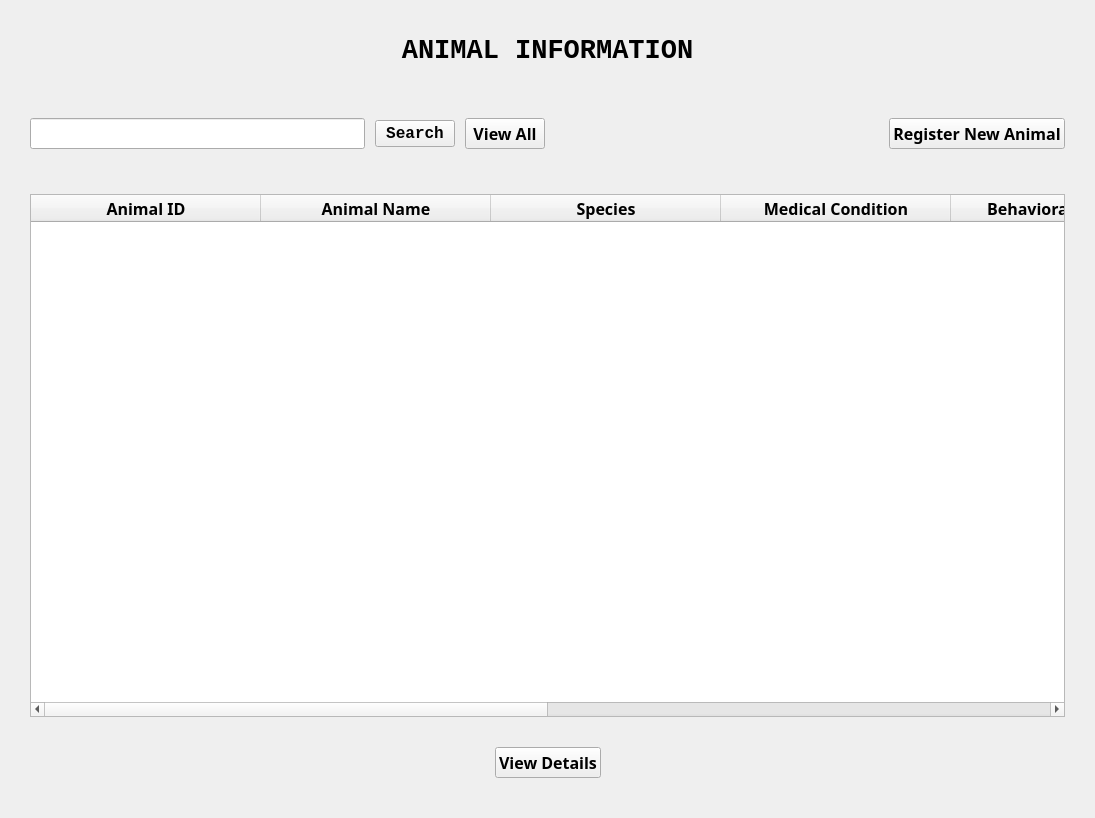
ASNaeem/Simple-VCMS, file AnimalUI.ui: the form before one commit.
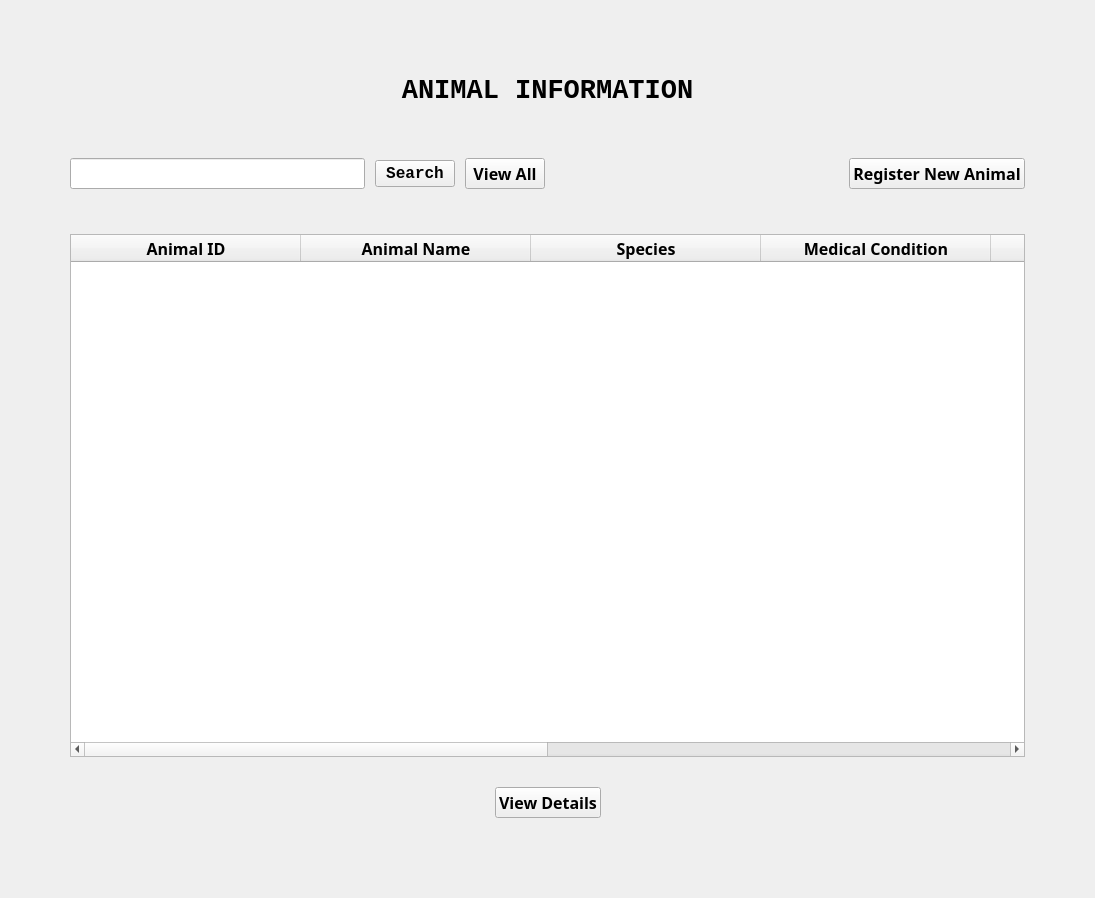
The form after the commit. The open tabs and pages were chosen to show the change.

Diff of the .ui file:
```diff
--- a/AnimalUI.ui
+++ b/AnimalUI.ui
@@ -52,7 +52,7 @@
        </font>
       </property>
       <property name="currentIndex">
-       <number>2</number>
+       <number>0</number>
       </property>
       <widget class="QWidget" name="Page_Animal_Information">
        <layout class="QVBoxLayout" name="verticalLayout_4">
@@ -77,16 +77,16 @@
            <number>10</number>
           </property>
           <property name="leftMargin">
-           <number>10</number>
+           <number>50</number>
           </property>
           <property name="topMargin">
-           <number>10</number>
+           <number>50</number>
           </property>
           <property name="rightMargin">
-           <number>10</number>
+           <number>50</number>
           </property>
           <property name="bottomMargin">
-           <number>10</number>
+           <number>50</number>
           </property>
           <item>
            <layout class="QGridLayout" name="gridLayout_11">
@@ -432,13 +432,13 @@
            <number>50</number>
           </property>
           <property name="topMargin">
-           <number>10</number>
+           <number>50</number>
           </property>
           <property name="rightMargin">
            <number>50</number>
           </property>
           <property name="bottomMargin">
-           <number>10</number>
+           <number>50</number>
           </property>
           <item>
            <layout class="QGridLayout" name="gridLayout_3">
@@ -1004,7 +1004,7 @@
            <number>50</number>
           </property>
           <property name="topMargin">
-           <number>10</number>
+           <number>50</number>
           </property>
           <property name="rightMargin">
            <number>50</number>
```
